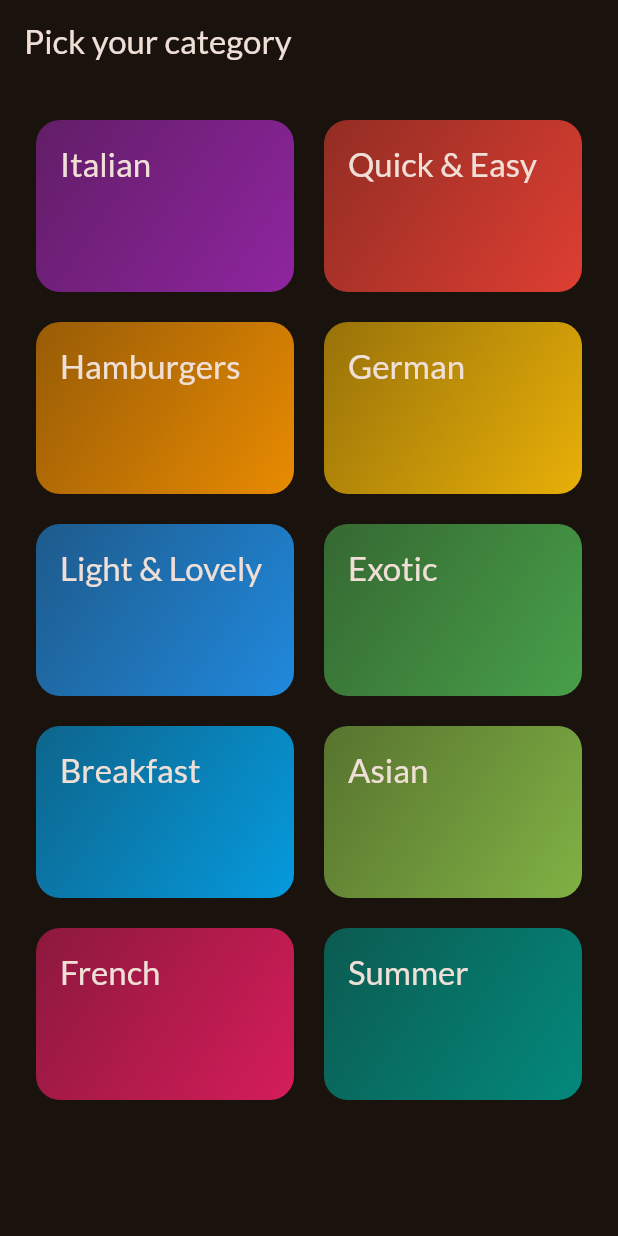
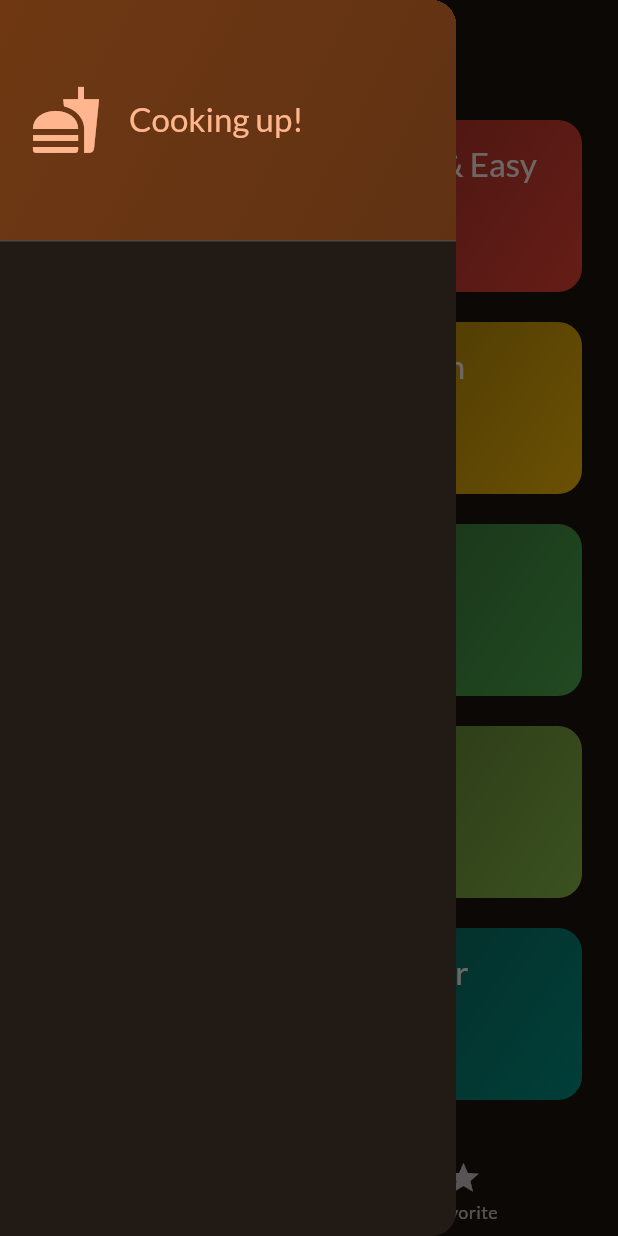
Before and after one commit to danhdelrey/meals_app, a Flutter app: the screen it shows after launch, with the side drawer open (before the commit the screen has no drawer), on a phone screen of 412 x 824 dp. Run offline on Flutter 3.47's test engine with Material 3 defaults, Android fonts, the phone set to English and light mode, and no system bars; our stand-ins replace google_fonts, transparent_image.

Commit message:
add side drawer

```diff
--- a/lib/main.dart
+++ b/lib/main.dart
@@ -1,7 +1,7 @@
 import 'package:flutter/material.dart';
 
 import 'package:google_fonts/google_fonts.dart';
-import 'package:meals_app/screens/categories.dart';
+import 'package:meals_app/screens/tabs.dart';
 
 final theme = ThemeData(
   useMaterial3: true,
@@ -23,7 +23,7 @@ class App extends StatelessWidget {
   Widget build(BuildContext context) {
     return MaterialApp(
         theme: theme,
-        home: const CategoriesScreen()
+        home: const TabsScreen()
     );
   }
 }
--- a/lib/screens/categories.dart
+++ b/lib/screens/categories.dart
@@ -4,26 +4,29 @@ import 'package:meals_app/models/category.dart';
 import 'package:meals_app/screens/meals.dart';
 import 'package:meals_app/widgets/category_grid_item.dart';
 
+import '../models/meal.dart';
+
 class CategoriesScreen extends StatelessWidget {
-  const CategoriesScreen({super.key});
+  const CategoriesScreen({super.key, required this.onToggleFavorite});
+
+  final void Function(Meal meal) onToggleFavorite;
 
   void _selectCategory(BuildContext context, Category category) {
-    final filteredMeals = dummyMeals.where((meal) => meal.categories.contains(category.id)).toList();
+    final filteredMeals = dummyMeals
+        .where((meal) => meal.categories.contains(category.id))
+        .toList();
     //Navigator.push(context, route);
     Navigator.of(context).push(
       MaterialPageRoute(
-        builder: (context) => MealsScreen(meals: filteredMeals, title: category.title),
+        builder: (context) =>
+            MealsScreen(meals: filteredMeals, title: category.title, onToggleFavorite: onToggleFavorite,),
       ),
     );
   }
 
   @override
   Widget build(BuildContext context) {
-    return Scaffold(
-      appBar: AppBar(
-        title: const Text('Pick your category'),
-      ),
-      body: GridView(
+    return GridView(
       padding: const EdgeInsets.all(24),
       gridDelegate: const SliverGridDelegateWithFixedCrossAxisCount(
         crossAxisCount: 2,
@@ -32,11 +35,13 @@ class CategoriesScreen extends StatelessWidget {
         mainAxisSpacing: 20,
       ),
       children: availableCategories
-            .map((category) => CategoryGridItem(category: category, onSelectCategory: (){
+          .map((category) => CategoryGridItem(
+                category: category,
+                onSelectCategory: () {
                   _selectCategory(context, category);
-        },))
+                },
+              ))
           .toList(),
-      ),
     );
   }
 }
--- /dev/null
+++ b/lib/screens/tabs.dart
@@ -0,0 +1,78 @@
+import 'package:flutter/material.dart';
+import 'package:meals_app/screens/categories.dart';
+import 'package:meals_app/screens/meals.dart';
+import 'package:meals_app/models/meal.dart';
+import 'package:meals_app/widgets/main_drawer.dart';
+
+class TabsScreen extends StatefulWidget {
+  const TabsScreen({super.key});
+
+  @override
+  State<TabsScreen> createState() => _TabsScreenState();
+}
+
+class _TabsScreenState extends State<TabsScreen> {
+  int _selectedPageIndex = 0;
+  final List<Meal> _favoriteMeals = [];
+
+  void _showInfoMessage(String message) {
+    ScaffoldMessenger.of(context).clearSnackBars();
+    ScaffoldMessenger.of(context)
+        .showSnackBar(SnackBar(content: Text(message)));
+  }
+
+  void _toggleMealFavoriteStatus(Meal meal) {
+    final isExisting = _favoriteMeals.contains(meal);
+
+    if (isExisting) {
+      setState(() {
+        _favoriteMeals.remove(meal);
+      });
+      _showInfoMessage('Meal is no longer favorite');
+    } else {
+      setState(() {
+        _favoriteMeals.add(meal);
+      });
+      _showInfoMessage('Mark as favorite');
+    }
+  }
+
+  void _selectPage(int index) {
+    setState(() {
+      _selectedPageIndex = index;
+    });
+  }
+
+  @override
+  Widget build(BuildContext context) {
+    Widget activePage = CategoriesScreen(
+      onToggleFavorite: _toggleMealFavoriteStatus,
+    );
+    var activePageTitle = 'Category';
+
+    if (_selectedPageIndex == 1) {
+      activePage = MealsScreen(
+        meals: _favoriteMeals,
+        onToggleFavorite: _toggleMealFavoriteStatus,
+      );
+      activePageTitle = 'Your Favorites';
+    }
+
+    return Scaffold(
+      appBar: AppBar(
+        title: Text(activePageTitle),
+      ),
+      drawer: const MainDrawer(),
+      body: activePage,
+      bottomNavigationBar: BottomNavigationBar(
+        onTap: _selectPage,
+        currentIndex: _selectedPageIndex,
+        items: [
+          BottomNavigationBarItem(
+              icon: Icon(Icons.set_meal), label: 'Category'),
+          BottomNavigationBarItem(icon: Icon(Icons.star), label: 'Favorite'),
+        ],
+      ),
+    );
+  }
+}
--- /dev/null
+++ b/lib/widgets/main_drawer.dart
@@ -0,0 +1,41 @@
+import 'package:flutter/material.dart';
+
+class MainDrawer extends StatelessWidget {
+  const MainDrawer({super.key});
+
+  @override
+  Widget build(BuildContext context) {
+    return Drawer(
+      child: Column(
+        children: [
+          DrawerHeader(
+            padding: EdgeInsets.all(20),
+            decoration: BoxDecoration(
+                gradient: LinearGradient(colors: [
+              Theme.of(context).colorScheme.primaryContainer,
+              Theme.of(context).colorScheme.primaryContainer.withOpacity(0.8),
+            ], begin: Alignment.topLeft, end: Alignment.bottomRight)),
+            child: Row(
+              children: [
+                Icon(
+                  Icons.fastfood,
+                  size: 48,
+                  color: Theme.of(context).colorScheme.primary,
+                ),
+                const SizedBox(
+                  width: 18,
+                ),
+                Text(
+                  'Cooking up!',
+                  style: Theme.of(context).textTheme.titleLarge!.copyWith(
+                        color: Theme.of(context).colorScheme.primary,
+                      ),
+                )
+              ],
+            ),
+          ),
+        ],
+      ),
+    );
+  }
+}
```
Also changed, not shown: lib/screens/meal_details.dart (added, +68 -0 lines), lib/screens/meals.dart (+24 -4 lines), lib/widgets/meal_item.dart (+23 -5 lines), lib/widgets/meal_item_trait.dart (added, +28 -0 lines). Lines whose indentation alone changed are shown as unchanged.
